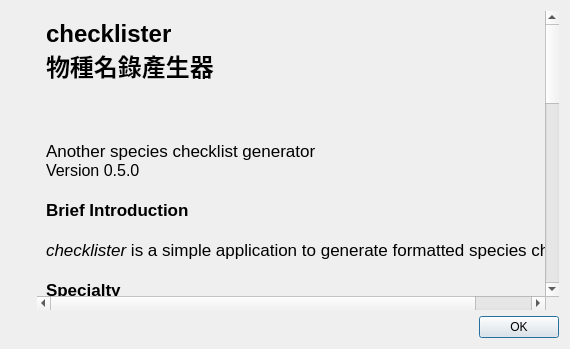
Qt form src/ui/ui_about.ui (TaiBON/checklister) before a commit.
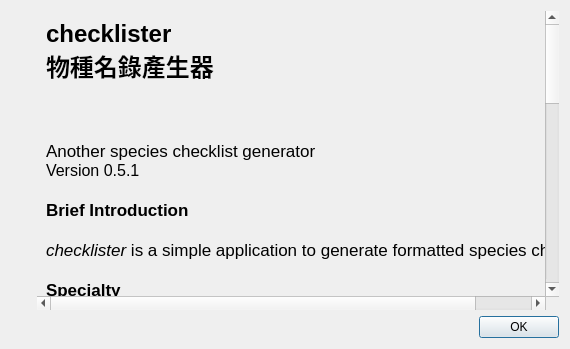
The same form after that commit. Icons and pictures are not drawn.

What changed in the file:
```diff
--- a/src/ui/ui_about.ui
+++ b/src/ui/ui_about.ui
@@ -73,7 +73,7 @@
 &lt;p style=&quot;-qt-paragraph-type:empty; margin-top:0px; margin-bottom:0px; margin-left:0px; margin-right:0px; -qt-block-indent:0; text-indent:0px; font-size:12pt; font-weight:600;&quot;&gt;&lt;br /&gt;&lt;/p&gt;
 &lt;p style=&quot;-qt-paragraph-type:empty; margin-top:0px; margin-bottom:0px; margin-left:0px; margin-right:0px; -qt-block-indent:0; text-indent:0px; font-size:12pt; font-weight:600;&quot;&gt;&lt;br /&gt;&lt;/p&gt;
 &lt;p style=&quot; margin-top:0px; margin-bottom:0px; margin-left:0px; margin-right:0px; -qt-block-indent:0; text-indent:0px;&quot;&gt;Another species checklist generator&lt;/p&gt;
-&lt;p style=&quot; margin-top:0px; margin-bottom:0px; margin-left:0px; margin-right:0px; -qt-block-indent:0; text-indent:0px;&quot;&gt;&lt;span style=&quot; font-size:12pt;&quot;&gt;Version 0.5.0&lt;/span&gt;&lt;/p&gt;
+&lt;p style=&quot; margin-top:0px; margin-bottom:0px; margin-left:0px; margin-right:0px; -qt-block-indent:0; text-indent:0px;&quot;&gt;&lt;span style=&quot; font-size:12pt;&quot;&gt;Version 0.5.1&lt;/span&gt;&lt;/p&gt;
 &lt;p style=&quot;-qt-paragraph-type:empty; margin-top:0px; margin-bottom:0px; margin-left:0px; margin-right:0px; -qt-block-indent:0; text-indent:0px; font-weight:600;&quot;&gt;&lt;br /&gt;&lt;/p&gt;
 &lt;p style=&quot; margin-top:0px; margin-bottom:0px; margin-left:0px; margin-right:0px; -qt-block-indent:0; text-indent:0px;&quot;&gt;&lt;span style=&quot; font-weight:600;&quot;&gt;Brief Introduction&lt;/span&gt;&lt;/p&gt;
 &lt;p style=&quot;-qt-paragraph-type:empty; margin-top:0px; margin-bottom:0px; margin-left:0px; margin-right:0px; -qt-block-indent:0; text-indent:0px;&quot;&gt;&lt;br /&gt;&lt;/p&gt;
```
